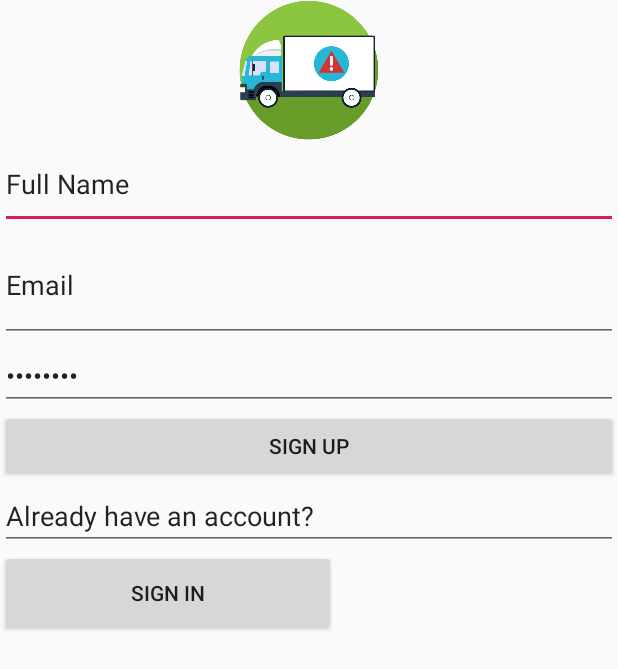
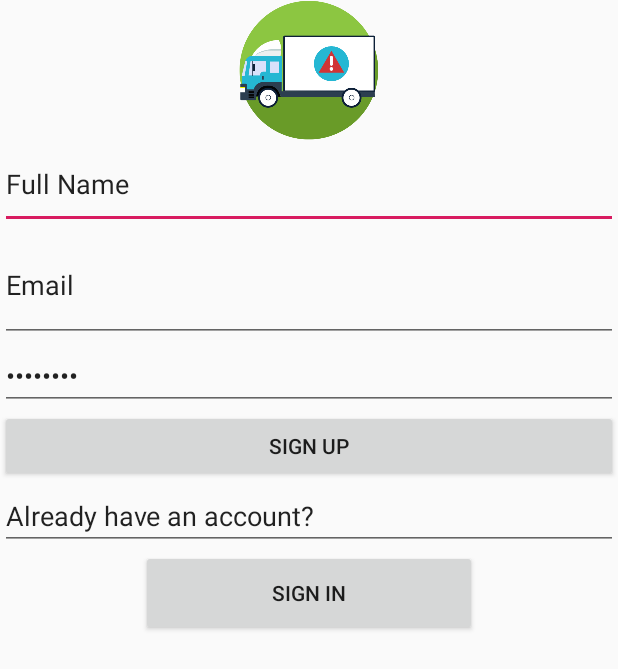
Before and after one commit to cc506/TruckAlert-UI, an Android app: the layout sign_up.xml on its own in the app's theme, with its tools: preview values and no code run, on a phone screen of 412 x 824 dp. Shown: the top 669 px of the screen. Run offline under Robolectric (Android 15) with nearby library versions, the phone set to English and light mode, and no system bars.

Commit message:
better sign up

```diff
--- a/app/src/main/res/layout/sign_up.xml
+++ b/app/src/main/res/layout/sign_up.xml
@@ -41,7 +41,12 @@
         android:layout_width="match_parent"
         android:layout_height="wrap_content"
         android:text="Sign up" />
-
+    <LinearLayout
+        android:id="@+id/LinearLayout1"
+        android:layout_width="match_parent"
+        android:layout_height="wrap_content"
+        android:gravity="center"
+        android:orientation="vertical">
     <EditText
         android:id="@+id/editText8"
         android:layout_width="match_parent"
@@ -49,6 +54,15 @@
         android:ems="9"
         android:inputType="textPersonName"
         android:text="Already have an account?" />
+    </LinearLayout>
+
+
+    <LinearLayout
+        android:id="@+id/LinearLayout2"
+        android:layout_width="match_parent"
+        android:layout_height="wrap_content"
+        android:gravity="center"
+        android:orientation="vertical">
 
         <Button
             android:id="@+id/button2"
@@ -56,5 +70,7 @@
             android:layout_height="57dp"
             android:baselineAligned="false"
             android:text="Sign in" />
+    </LinearLayout>
+
 
 </LinearLayout>
```
Lines whose indentation alone changed are shown as unchanged.
